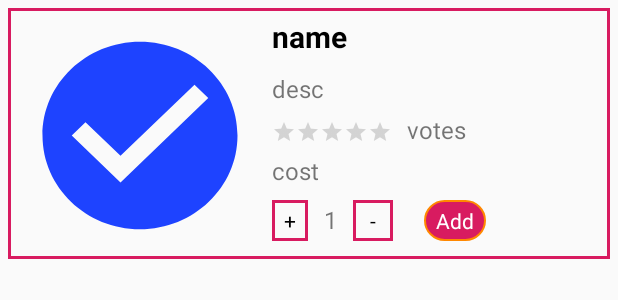
After one commit to engineersmeet/NewPracticeApp, an Android app: the layout item_food.xml on its own in the app's theme, with its tools: preview values and no code run, on a phone screen of 412 x 824 dp. The commit adds this screen. Shown: the top 300 px of the screen. Run offline under Robolectric (Android 15) with nearby library versions, the phone set to English and light mode, and no system bars.

Commit message:
further practiced code added

```diff
--- /dev/null
+++ b/app/src/main/res/drawable/add_order_button_background.xml
@@ -0,0 +1,6 @@
+<?xml version="1.0" encoding="utf-8"?>
+<shape android:shape="rectangle" xmlns:android="http://schemas.android.com/apk/res/android">
+<solid android:color="@color/colorAccent"/>
+    <stroke android:width="1dp" android:color="@android:color/holo_orange_dark"/>
+    <corners android:radius="20dp"/>
+</shape>
--- a/app/src/main/res/drawable/layout_border.xml
+++ b/app/src/main/res/drawable/layout_border.xml
@@ -1,5 +1,4 @@
 <?xml version="1.0" encoding="utf-8"?>
 <shape android:shape="rectangle" xmlns:android="http://schemas.android.com/apk/res/android">
-<stroke android:width="2dp" android:color="@color/colorPrimary"/>
-    <corners android:radius="10dp"/>
+<stroke android:width="2dp" android:color="@color/colorAccent"/>
 </shape>
--- a/app/src/main/res/layout/item_blogs.xml
+++ b/app/src/main/res/layout/item_blogs.xml
@@ -10,7 +10,6 @@
         android:id="@+id/blog_image"
         android:layout_width="match_parent"
         android:layout_height="130dp"
-        android:padding="5dp"
         android:scaleType="fitXY"
         android:src="@drawable/ic_brightness_4_black_24dp"
         android:layout_weight="2"/>
--- /dev/null
+++ b/app/src/main/res/layout/item_food.xml
@@ -0,0 +1,139 @@
+<?xml version="1.0" encoding="utf-8"?>
+<LinearLayout xmlns:android="http://schemas.android.com/apk/res/android"
+    android:layout_width="match_parent"
+    android:layout_height="wrap_content"
+    android:layout_margin="5dp"
+    android:background="@drawable/layout_border"
+    android:orientation="horizontal">
+
+    <ImageView
+        android:id="@+id/food_image"
+        android:layout_width="0dp"
+        android:layout_height="150dp"
+        android:layout_marginLeft="10dp"
+        android:layout_marginTop="10dp"
+        android:layout_weight="4"
+        android:scaleType="fitXY"
+        android:src="@drawable/ic_check_circle_black_24dp" />
+
+    <RelativeLayout
+        android:layout_width="0dp"
+        android:layout_height="wrap_content"
+        android:layout_weight="6"
+        android:orientation="vertical"
+        android:paddingLeft="10dp"
+        android:paddingTop="5dp">
+
+        <TextView
+            android:id="@+id/food_name"
+            android:layout_width="wrap_content"
+            android:layout_height="wrap_content"
+            android:padding="0dp"
+            android:text="name"
+            android:textColor="@android:color/black"
+            android:textSize="20sp"
+            android:textStyle="bold" />
+
+        <TextView
+            android:id="@+id/food_desc"
+            android:layout_width="wrap_content"
+            android:layout_height="wrap_content"
+            android:layout_below="@+id/food_name"
+            android:paddingTop="10dp"
+            android:text="desc"
+            android:textSize="16sp" />
+
+        <RatingBar
+            android:id="@+id/food_rating"
+            style="?android:attr/ratingBarStyleSmall"
+            android:layout_width="wrap_content"
+            android:layout_height="wrap_content"
+            android:layout_below="@+id/food_desc"
+            android:paddingTop="10dp" />
+
+        <TextView
+            android:id="@+id/food_votes"
+            android:layout_width="wrap_content"
+            android:layout_height="wrap_content"
+            android:layout_below="@+id/food_desc"
+            android:layout_toRightOf="@+id/food_rating"
+            android:paddingLeft="10dp"
+            android:paddingTop="5dp"
+            android:text="votes"
+            android:textSize="16sp" />
+
+        <TextView
+            android:id="@+id/food_cost"
+            android:layout_width="wrap_content"
+            android:layout_height="wrap_content"
+            android:layout_below="@+id/food_votes"
+            android:paddingTop="5dp"
+            android:text="cost"
+            android:textSize="16sp" />
+
+
+        <LinearLayout
+            android:id="@+id/food_order_action"
+            android:layout_width="wrap_content"
+            android:layout_height="wrap_content"
+            android:layout_below="@+id/food_cost"
+            android:orientation="horizontal"
+            android:paddingTop="5dp"
+            android:paddingBottom="10dp">
+
+            <TextView
+                android:id="@+id/food_add_one"
+                android:layout_width="wrap_content"
+                android:layout_height="wrap_content"
+                android:layout_marginRight="5dp"
+                android:background="@drawable/layout_border"
+                android:paddingLeft="8dp"
+                android:paddingTop="4dp"
+                android:paddingRight="8dp"
+                android:paddingBottom="4dp"
+                android:text="+"
+                android:textColor="@android:color/black" />
+
+            <TextView
+                android:id="@+id/food_count"
+                android:layout_width="wrap_content"
+                android:layout_height="wrap_content"
+                android:layout_below="@+id/food_votes"
+                android:layout_marginRight="5dp"
+                android:padding="5dp"
+                android:text="1"
+                android:textSize="16sp" />
+
+            <TextView
+                android:id="@+id/food_minus_one"
+                android:layout_width="wrap_content"
+                android:layout_height="wrap_content"
+                android:layout_marginRight="5dp"
+                android:background="@drawable/layout_border"
+                android:paddingLeft="8dp"
+                android:paddingTop="4dp"
+                android:paddingRight="8dp"
+                android:paddingBottom="4dp"
+                android:text=" - "
+                android:textColor="@android:color/black" />
+
+            <TextView
+                android:id="@+id/food_add"
+                android:layout_width="wrap_content"
+                android:layout_height="wrap_content"
+                android:layout_below="@+id/food_cost"
+                android:layout_marginLeft="15dp"
+                android:layout_marginRight="15dp"
+                android:background="@drawable/add_order_button_background"
+                android:paddingLeft="8dp"
+                android:paddingTop="4dp"
+                android:paddingRight="8dp"
+                android:paddingBottom="4dp"
+                android:text="Add"
+                android:textColor="@android:color/white" />
+
+        </LinearLayout>
+
+    </RelativeLayout>
+
+</LinearLayout>
```
Also changed, not shown: app/src/main/AndroidManifest.xml (+7 -7 lines), app/src/main/java/com/pravin/lede/gl/myapplication/activities/FoodActivity.java (added, +56 -0 lines), app/src/main/java/com/pravin/lede/gl/myapplication/adapter/FoodAdapter.java (added, +66 -0 lines), app/src/main/java/com/pravin/lede/gl/myapplication/interfaces/FoodInterface.java (added, +15 -0 lines), app/src/main/java/com/pravin/lede/gl/myapplication/models/FoodModel.java (added, +51 -0 lines), app/src/main/res/layout/activity_food.xml (added, +13 -0 lines).
